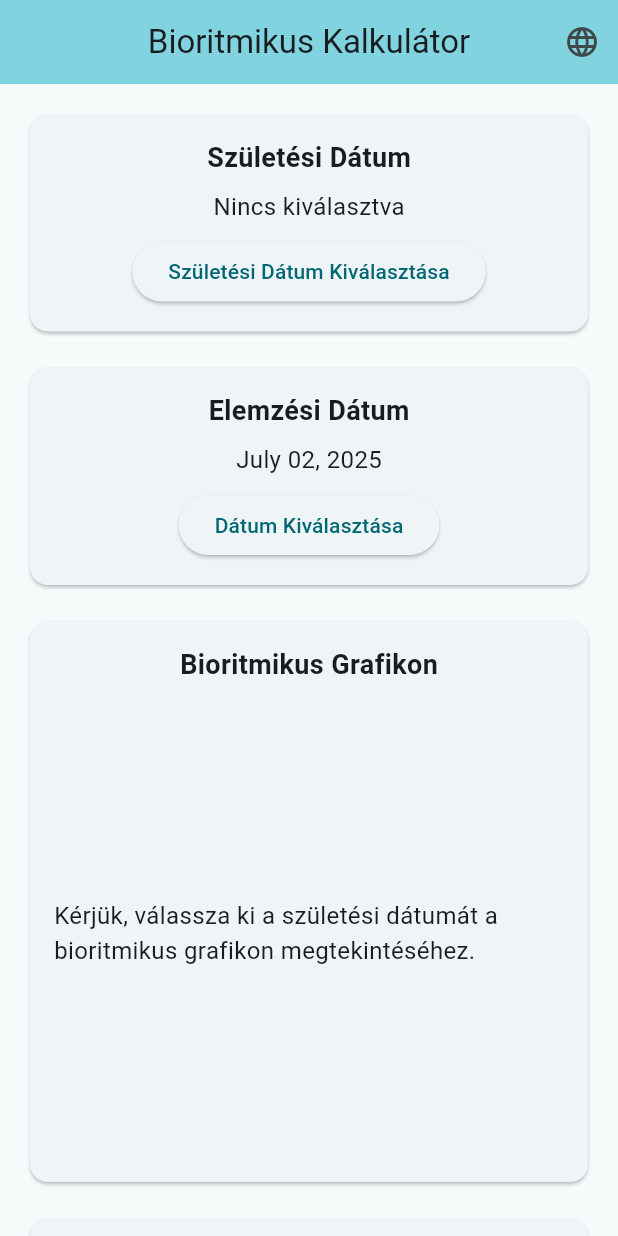
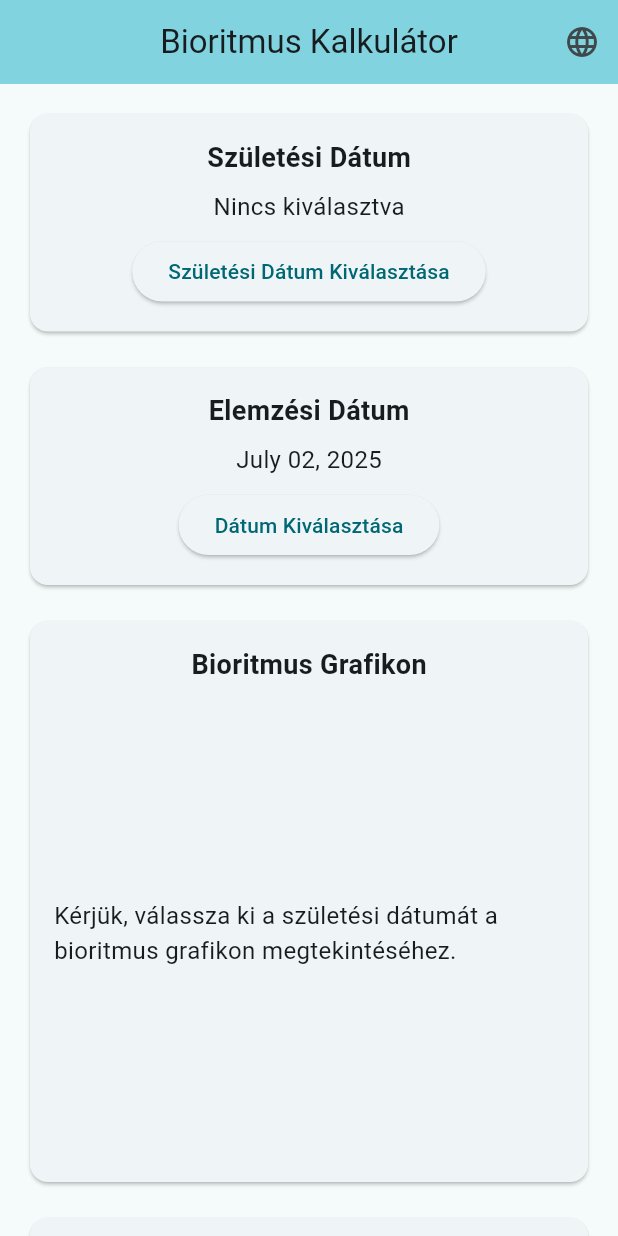
Before and after one commit to hooloowoo/biorhythm-flutter-app, a Flutter app: the screen it shows after launch, after a tap on the "language" icon, on a phone screen of 412 x 824 dp. Run offline on Flutter 3.47's test engine with Material 3 defaults, Android fonts, the phone set to English and light mode, and no system bars; our stand-ins replace fl_chart.

Commit message:
Improve chart date readability and fix Hungarian translations
- Update chart date format to show day/month abbreviation (e.g., 7/Jul)
- Apply locale-aware date formatting for better readability
- Replace all 'Bioritmikus' with 'Bioritmus' in Hungarian localization
- Maintain consistent terminology throughout the Hungarian interface
- Regenerate localization files to apply changes

```diff
--- a/lib/l10n/app_hu.arb
+++ b/lib/l10n/app_hu.arb
@@ -1,6 +1,6 @@
 {
   "@@locale": "hu",
-  "appTitle": "Bioritmikus Kalkulátor",
+  "appTitle": "Bioritmus Kalkulátor",
   "birthDate": "Születési Dátum",
   "analysisDate": "Elemzési Dátum",
   "selectBirthDate": "Születési Dátum Kiválasztása",
@@ -8,9 +8,9 @@
   "notSelected": "Nincs kiválasztva",
   "selectBirthDateHelp": "Kérjük, válassza ki a születési dátumát",
   "selectAnalysisDateHelp": "Kérjük, válassza ki az elemzendő dátumot",
-  "biorhythmChart": "Bioritmikus Grafikon",
-  "biorhythmAnalysis": "Bioritmikus Elemzés",
-  "pleaseSelectBirthDate": "Kérjük, válassza ki a születési dátumát a bioritmikus grafikon megtekintéséhez.",
+  "biorhythmChart": "Bioritmus Grafikon",
+  "biorhythmAnalysis": "Bioritmus Elemzés",
+  "pleaseSelectBirthDate": "Kérjük, válassza ki a születési dátumát a bioritmus grafikon megtekintéséhez.",
   "physical": "Fizikai",
   "emotional": "Érzelmi",
   "intellectual": "Szellemi",
@@ -18,7 +18,7 @@
   "medium": "Közepes",
   "low": "Alacsony",
   "analysisDescription": "Elemzés Leírása",
-  "biorhythmAnalysisFor": "Bioritmikus Elemzés {date} dátumra",
+  "biorhythmAnalysisFor": "Bioritmus Elemzés {date} dátumra",
   "@biorhythmAnalysisFor": {
     "placeholders": {
       "date": {
@@ -29,7 +29,7 @@
   "physicalDescription": "A fizikai ciklus befolyásolja az energiáját, erejét és általános fizikai jóllétét.",
   "emotionalDescription": "Az érzelmi ciklus befolyásolja a hangulatát, kreativitását és érzelmi stabilitását.",
   "intellectualDescription": "A szellemi ciklus hatással van az analitikus gondolkodására, döntéshozatalára és mentális tisztaságára.",
-  "chartDescription": "A grafikon az időbeli bioritmikus ciklusokat mutatja. Érintse meg a vonalakat a pontos értékek megtekintéséhez.",
+  "chartDescription": "A grafikon az időbeli bioritmus ciklusokat mutatja. Érintse meg a vonalakat a pontos értékek megtekintéséhez.",
   "birthdate": "Szül. dátum",
   "name": "Név",
   "settings": "Beállítások",
--- a/lib/l10n/app_localizations_hu.dart
+++ b/lib/l10n/app_localizations_hu.dart
@@ -9,7 +9,7 @@ class AppLocalizationsHu extends AppLocalizations {
   AppLocalizationsHu([String locale = 'hu']) : super(locale);
 
   @override
-  String get appTitle => 'Bioritmikus Kalkulátor';
+  String get appTitle => 'Bioritmus Kalkulátor';
 
   @override
   String get birthDate => 'Születési Dátum';
@@ -34,14 +34,14 @@ class AppLocalizationsHu extends AppLocalizations {
       'Kérjük, válassza ki az elemzendő dátumot';
 
   @override
-  String get biorhythmChart => 'Bioritmikus Grafikon';
+  String get biorhythmChart => 'Bioritmus Grafikon';
 
   @override
-  String get biorhythmAnalysis => 'Bioritmikus Elemzés';
+  String get biorhythmAnalysis => 'Bioritmus Elemzés';
 
   @override
   String get pleaseSelectBirthDate =>
-      'Kérjük, válassza ki a születési dátumát a bioritmikus grafikon megtekintéséhez.';
+      'Kérjük, válassza ki a születési dátumát a bioritmus grafikon megtekintéséhez.';
 
   @override
   String get physical => 'Fizikai';
@@ -66,7 +66,7 @@ class AppLocalizationsHu extends AppLocalizations {
 
   @override
   String biorhythmAnalysisFor(String date) {
-    return 'Bioritmikus Elemzés $date dátumra';
+    return 'Bioritmus Elemzés $date dátumra';
   }
 
   @override
@@ -83,7 +83,7 @@ class AppLocalizationsHu extends AppLocalizations {
 
   @override
   String get chartDescription =>
-      'A grafikon az időbeli bioritmikus ciklusokat mutatja. Érintse meg a vonalakat a pontos értékek megtekintéséhez.';
+      'A grafikon az időbeli bioritmus ciklusokat mutatja. Érintse meg a vonalakat a pontos értékek megtekintéséhez.';
 
   @override
   String get birthdate => 'Szül. dátum';
--- a/lib/main.dart
+++ b/lib/main.dart
@@ -447,7 +447,25 @@ ${l10n.chartDescription}""";
                       child: _birthDate != null
                           ? LineChart(
                               LineChartData(
-                                gridData: const FlGridData(show: true),
+                                gridData: FlGridData(
+                                  show: true,
+                                  drawVerticalLine: true,
+                                  drawHorizontalLine: true,
+                                  horizontalInterval: 0.5, // Grid lines every 50%
+                                  verticalInterval: 7, // Grid lines every 7 days
+                                  getDrawingHorizontalLine: (value) {
+                                    return FlLine(
+                                      color: Colors.grey.withOpacity(0.3),
+                                      strokeWidth: 0.5,
+                                    );
+                                  },
+                                  getDrawingVerticalLine: (value) {
+                                    return FlLine(
+                                      color: Colors.grey.withOpacity(0.3),
+                                      strokeWidth: 0.5,
+                                    );
+                                  },
+                                ),
                                 lineTouchData: LineTouchData(
                                   touchTooltipData: LineTouchTooltipData(
                                     getTooltipItems: (List<LineBarSpot> touchedSpots) {
@@ -494,11 +512,16 @@ ${l10n.chartDescription}""";
                                     sideTitles: SideTitles(
                                       showTitles: true,
                                       reservedSize: 50,
+                                      interval: 0.5, // Show labels every 50%
                                       getTitlesWidget: (value, meta) {
-                                        return Text(
-                                          '${(value * 100).toStringAsFixed(2)}%',
-                                          style: const TextStyle(fontSize: 10),
-                                        );
+                                        // Only show labels at key intervals for cleaner look
+                                        if (value % 0.5 == 0) {
+                                          return Text(
+                                            '${(value * 100).toInt()}%',
+                                            style: const TextStyle(fontSize: 10),
+                                          );
+                                        }
+                                        return const Text('');
                                       },
                                     ),
                                   ),
@@ -507,7 +530,8 @@ ${l10n.chartDescription}""";
                                       showTitles: true,
                                       reservedSize: 30,
                                       getTitlesWidget: (value, meta) {
-                                        if (value.toInt() % 5 == 0) {
+                                        // Show dates every 7 days (weekly) for cleaner look
+                                        if (value.toInt() % 7 == 0 || value.toInt() == 15) {
                                           DateTime date = _selectedDate
                                               .subtract(
                                                 const Duration(days: 15),
@@ -515,8 +539,10 @@ ${l10n.chartDescription}""";
                                               .add(
                                                 Duration(days: value.toInt()),
                                               );
+                                          // Show day/month abbreviation for better readability
+                                          String dateFormat = l10n.localeName == 'hu' ? 'd/MMM' : 'd/MMM';
                                           return Text(
-                                            DateFormat('M/d').format(date),
+                                            DateFormat(dateFormat, l10n.localeName).format(date),
                                             style: const TextStyle(
                                               fontSize: 10,
                                             ),
```
